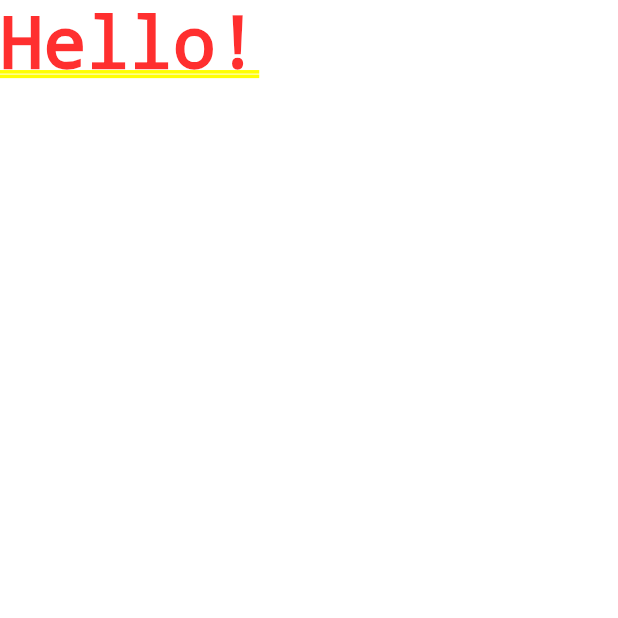
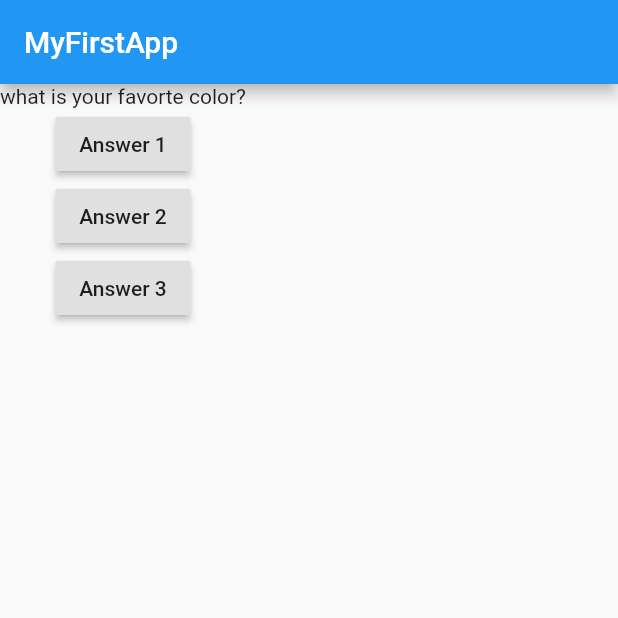
Before and after one commit to chengruihou/quizapp, a Flutter app: the screen it shows after launch, on a phone screen of 412 x 824 dp, the top half of it. Run offline on Flutter 3.47's test engine with Material 2 defaults, Android fonts, the phone set to English and light mode, and no system bars.

Commit message:
basic questions and created question custom widget

```diff
--- a/lib/main.dart
+++ b/lib/main.dart
@@ -4,8 +4,53 @@ void main() {
   runApp(MyApp());
 }
 
-class MyApp extends StatelessWidget {
-  Widget build(BuildContext context) {
-    return MaterialApp(home: Text('Hello!'));
+class MyApp extends StatefulWidget {
+  @override
+  State<StatefulWidget> createState() {
+    return new MyAppState();
   }
 }
+
+class MyAppState extends State<MyApp> {
+  int questionIndex = 0;
+  void answerQuestion() {
+    setState(() {
+      questionIndex = questionIndex + 1;
+    });
+
+    print("Answer Chosen");
+    print(questionIndex);
+  }
+
+  @override
+  Widget build(BuildContext context) {
+    //build is always run and updates
+    var questions = [
+      "what is your favorte color?",
+      "what is your least favorite color?",
+    ];
+    return MaterialApp(
+      home: Scaffold(
+        appBar: AppBar(
+          title: Text('MyFirstApp'),
+        ),
+        body: Column(
+          children: <Widget>[
+            Text(questions[questionIndex]),
+            RaisedButton(child: Text('Answer 1'), onPressed: answerQuestion),
+            RaisedButton(
+              child: Text('Answer 2'),
+              onPressed: () => print("Answer2 chosen"),
+            ),
+            RaisedButton(
+              child: Text('Answer 3'),
+              onPressed: () {
+                print('answer 3 chosen');
+              },
+            ),
+          ],
+        ),
+      ),
+    );
+  }
+}
```
Also changed, not shown: lib/question.dart (added).
